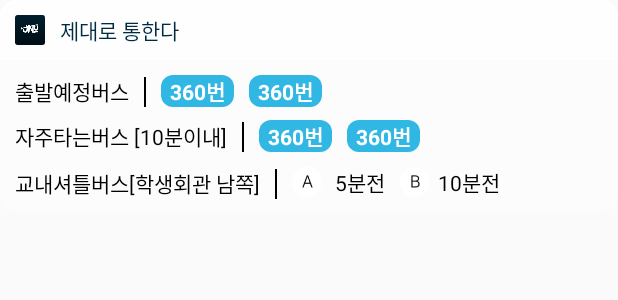
After one commit to JNU-tong/JNU-tong-android, an Android app: the layout widget.xml on its own in the app's theme, with its tools: preview values and no code run, on a phone screen of 412 x 824 dp. The commit adds this screen. Shown: the top 300 px of the screen. Run offline under Robolectric (Android 15) with nearby library versions, the phone set to English and light mode, and no system bars.

Commit message:
위젯 양식만 추가

```diff
--- /dev/null
+++ b/app/src/main/java/kr/ac/jejunu/jnu_tong/AppWidget.java
@@ -0,0 +1,38 @@
+package kr.ac.jejunu.jnu_tong;
+
+import android.appwidget.AppWidgetManager;
+import android.appwidget.AppWidgetProvider;
+import android.content.Context;
+import android.widget.RemoteViews;
+
+/**
+ * Implementation of App Widget functionality.
+ */
+public class AppWidget extends AppWidgetProvider {
+    static void updateAppWidget(Context context, AppWidgetManager appWidgetManager,
+                                int appWidgetId) {
+
+        RemoteViews views = new RemoteViews(context.getPackageName(), R.layout.widget);
+
+        // Instruct the widget manager to update the widget
+        appWidgetManager.updateAppWidget(appWidgetId, views);
+    }
+
+    @Override
+    public void onUpdate(Context context, AppWidgetManager appWidgetManager, int[] appWidgetIds) {
+        // There may be multiple widgets active, so update all of them
+        for (int appWidgetId : appWidgetIds) {
+            updateAppWidget(context, appWidgetManager, appWidgetId);
+        }
+    }
+
+    @Override
+    public void onEnabled(Context context) {
+        // Enter relevant functionality for when the first widget is created
+    }
+
+    @Override
+    public void onDisabled(Context context) {
+        // Enter relevant functionality for when the last widget is disabled
+    }
+}
--- a/app/src/main/java/kr/ac/jejunu/jnu_tong/main/MainActivity.java
+++ b/app/src/main/java/kr/ac/jejunu/jnu_tong/main/MainActivity.java
@@ -160,8 +160,7 @@ public class MainActivity extends AppCompatActivity implements MainContract.View
 
             btnRefresh.setBackground(getResources().getDrawable(R.drawable.ic_refresh_navy));
         } else {
-            expanded = false;
-            recyclerView.setVisibility(GONE);
+            expanded = false;            recyclerView.setVisibility(GONE);
 
             TransitionManager.beginDelayedTransition(top);
             ViewGroup.LayoutParams params = top.getLayoutParams();
--- /dev/null
+++ b/app/src/main/res/drawable/widget_round_box_bottom.xml
@@ -0,0 +1,7 @@
+<?xml version="1.0" encoding="utf-8"?>
+<shape xmlns:android="http://schemas.android.com/apk/res/android">
+    <solid android:color="#66FFFFFF"/>
+    <corners android:bottomLeftRadius="10dp"
+        android:bottomRightRadius="10dp"/>
+
+</shape>
--- /dev/null
+++ b/app/src/main/res/drawable/widget_round_box_top.xml
@@ -0,0 +1,10 @@
+<?xml version="1.0" encoding="utf-8"?>
+<shape xmlns:android="http://schemas.android.com/apk/res/android">
+    <solid android:color="#E6FFFFFF"/>
+    <corners android:topLeftRadius="10dp"
+        android:topRightRadius="10dp"/>
+    <stroke
+        android:color="#E6FFFFFF"
+        android:width="1dp"/>
+
+</shape>
--- /dev/null
+++ b/app/src/main/res/layout/widget.xml
@@ -0,0 +1,188 @@
+<?xml version="1.0" encoding="utf-8"?>
+<LinearLayout xmlns:android="http://schemas.android.com/apk/res/android"
+    android:layout_width="match_parent"
+    android:layout_height="match_parent"
+    android:orientation="vertical"
+    android:padding="@dimen/widget_margin">
+
+    <LinearLayout
+        android:layout_width="match_parent"
+        android:layout_height="40dp"
+        android:background="@drawable/widget_round_box_top"
+        android:orientation="horizontal">
+
+        <ImageView
+            android:layout_width="20dp"
+            android:layout_height="20dp"
+            android:layout_margin="10dp"
+            android:background="@mipmap/ic_app_icon" />
+
+        <TextView
+            android:layout_width="wrap_content"
+            android:layout_height="match_parent"
+            android:gravity="center"
+            android:text="제대로 통한다"
+            android:textColor="@color/navy" />
+
+    </LinearLayout>
+
+    <LinearLayout
+        android:layout_width="match_parent"
+        android:layout_height="wrap_content"
+        android:background="@drawable/widget_round_box_bottom"
+        android:orientation="vertical">
+
+        <LinearLayout
+            android:layout_width="match_parent"
+            android:layout_height="wrap_content"
+            android:orientation="horizontal">
+
+            <TextView
+                android:layout_width="wrap_content"
+                android:layout_height="20dp"
+                android:layout_margin="10dp"
+                android:text="출발예정버스"
+                android:textColor="@color/black"
+                android:textSize="14sp" />
+
+            <TextView
+                android:layout_width="1dp"
+                android:layout_height="20dp"
+                android:layout_marginEnd="10dp"
+                android:layout_marginTop="10dp"
+                android:background="@color/black" />
+
+            <TextView
+                android:id="@+id/txt_normal_bus1"
+                android:layout_width="wrap_content"
+                android:layout_height="wrap_content"
+                android:layout_marginEnd="10dp"
+                android:layout_marginTop="10dp"
+                android:background="@drawable/round_shape_sky"
+                android:paddingEnd="6dp"
+                android:paddingStart="6dp"
+                android:text="360번"
+                android:textColor="@color/white"
+                android:textSize="14sp"
+                android:textStyle="bold" />
+
+            <TextView
+                android:id="@+id/txt_normal_bus2"
+                android:layout_width="wrap_content"
+                android:layout_height="wrap_content"
+                android:layout_marginEnd="10dp"
+                android:layout_marginTop="10dp"
+                android:background="@drawable/round_shape_sky"
+                android:paddingEnd="6dp"
+                android:paddingStart="6dp"
+                android:text="360번"
+                android:textColor="@color/white"
+                android:textSize="14sp"
+                android:textStyle="bold" />
+        </LinearLayout>
+
+        <LinearLayout
+            android:layout_width="match_parent"
+            android:layout_height="wrap_content"
+            android:orientation="horizontal">
+
+            <TextView
+                android:layout_width="wrap_content"
+                android:layout_height="20dp"
+                android:layout_marginEnd="10dp"
+                android:layout_marginStart="10dp"
+                android:text="자주타는버스 [10분이내]"
+                android:textColor="@color/black"
+                android:textSize="14sp" />
+
+            <TextView
+                android:layout_width="1dp"
+                android:layout_height="20dp"
+                android:layout_marginEnd="10dp"
+                android:background="@color/black" />
+
+            <TextView
+                android:id="@+id/txt_bookmark_bus1"
+                android:layout_width="wrap_content"
+                android:layout_height="wrap_content"
+                android:layout_marginEnd="10dp"
+                android:background="@drawable/round_shape_sky"
+                android:paddingEnd="6dp"
+                android:paddingStart="6dp"
+                android:text="360번"
+                android:textColor="@color/white"
+                android:textSize="14sp"
+                android:textStyle="bold" />
+
+            <TextView
+                android:id="@+id/txt_bookmark_bus2"
+                android:layout_width="wrap_content"
+                android:layout_height="wrap_content"
+                android:layout_marginEnd="10dp"
+                android:background="@drawable/round_shape_sky"
+                android:paddingEnd="6dp"
+                android:paddingStart="6dp"
+                android:text="360번"
+                android:textColor="@color/white"
+                android:textSize="14sp"
+                android:textStyle="bold" />
+        </LinearLayout>
+
+        <LinearLayout
+            android:layout_width="match_parent"
+            android:layout_height="wrap_content"
+            android:orientation="horizontal">
+
+            <TextView
+                android:layout_width="wrap_content"
+                android:layout_height="20dp"
+                android:layout_margin="10dp"
+                android:text="교내셔틀버스[학생회관 남쪽]"
+                android:textColor="@color/black"
+                android:textSize="14sp" />
+
+            <TextView
+                android:layout_width="1dp"
+                android:layout_height="20dp"
+                android:layout_marginEnd="10dp"
+                android:layout_marginTop="10dp"
+                android:background="@color/black" />
+
+            <ImageView
+                android:layout_width="20dp"
+                android:layout_height="20dp"
+                android:layout_marginEnd="5dp"
+                android:layout_marginTop="10dp"
+                android:scaleType="fitXY"
+                android:background="@drawable/a" />
+
+            <TextView
+                android:layout_width="wrap_content"
+                android:layout_height="match_parent"
+                android:layout_marginEnd="10dp"
+                android:gravity="center"
+                android:text=" 5분전"
+                android:textColor="@color/black"
+                android:textSize="14sp" />
+
+            <ImageView
+                android:layout_width="20dp"
+                android:layout_height="20dp"
+                android:layout_marginEnd="5dp"
+                android:layout_marginTop="10dp"
+                android:scaleType="fitXY"
+                android:background="@drawable/b" />
+
+            <TextView
+                android:layout_width="wrap_content"
+                android:layout_height="match_parent"
+                android:gravity="center"
+                android:text="10분전"
+                android:textColor="@color/black" />
+        </LinearLayout>
+
+
+    </LinearLayout>
+
+
+</LinearLayout>
--- /dev/null
+++ b/app/src/main/res/values-v14/dimens.xml
@@ -0,0 +1,10 @@
+<?xml version="1.0" encoding="utf-8"?>
+<resources>
+
+    <!--
+Refer to App Widget Documentation for margin information
+http://developer.android.com/guide/topics/appwidgets/index.html#CreatingLayout
+    -->
+    <dimen name="widget_margin">0dp</dimen>
+
+</resources>
--- a/app/src/main/res/values/colors.xml
+++ b/app/src/main/res/values/colors.xml
@@ -25,5 +25,6 @@
 
     <color name="emerald">#70C7AE</color>
     <color name="clear_emerald">#1870C7AE</color>
+    <color name="black">#000000</color>
 
 </resources>
--- /dev/null
+++ b/app/src/main/res/values/dimens.xml
@@ -0,0 +1,10 @@
+<?xml version="1.0" encoding="utf-8"?>
+<resources>
+
+    <!--
+Refer to App Widget Documentation for margin information
+http://developer.android.com/guide/topics/appwidgets/index.html#CreatingLayout
+    -->
+    <dimen name="widget_margin">8dp</dimen>
+
+</resources>
--- a/app/src/main/res/values/strings.xml
+++ b/app/src/main/res/values/strings.xml
@@ -1,3 +1,6 @@
 <resources>
     <string name="app_name">제대로통한다</string>
+    <string name="appwidget_text">EXAMPLE</string>
+    <string name="configure">Configure</string>
+    <string name="add_widget">Add widget</string>
 </resources>
--- /dev/null
+++ b/app/src/main/res/xml/widgetinfo.xml
@@ -0,0 +1,8 @@
+<?xml version="1.0" encoding="utf-8"?>
+<appwidget-provider xmlns:android="http://schemas.android.com/apk/res/android"
+    android:initialKeyguardLayout="@layout/widget"
+    android:initialLayout="@layout/widget"
+    android:minHeight="110dp"
+    android:minWidth="250dp"
+    android:updatePeriodMillis="60000"
+    android:widgetCategory="home_screen" />
```
Also changed, not shown: app/src/main/AndroidManifest.xml (+27 -13 lines), app/src/main/res/drawable-nodpi/example_appwidget_preview.png (added), app/src/main/res/drawable/a.png (added), app/src/main/res/drawable/b.png (added).
